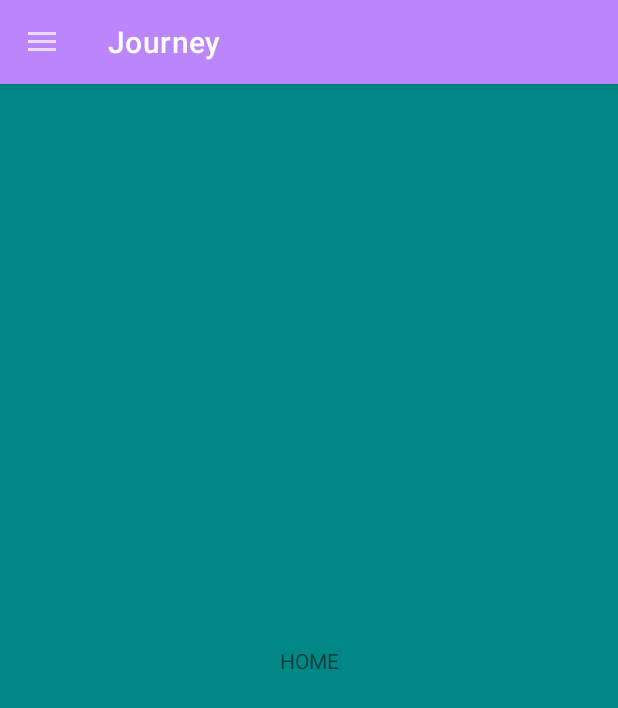
After one commit to iratus7/Journey, an Android app: the fragment HomeFragment placed in its activity, on a phone screen of 412 x 824 dp. The commit adds this screen. Shown: the top 708 px of the screen. Run offline under Robolectric (Android 15) with nearby library versions, the phone set to English and light mode, and no system bars; our stand-ins replace Room's generated code.

Commit message:
ΕΒΑΛΑ ΤΟ DRAWER MENU και το πρωτο FRAGMENT

```diff
--- /dev/null
+++ b/app/src/main/java/com/example/journey/HomeFragment.java
@@ -0,0 +1,18 @@
+package com.example.journey;
+
+import android.os.Bundle;
+import android.view.LayoutInflater;
+import android.view.View;
+import android.view.ViewGroup;
+
+import androidx.annotation.NonNull;
+import androidx.annotation.Nullable;
+import androidx.fragment.app.Fragment;
+
+public class HomeFragment extends Fragment {
+    @Nullable
+    @Override
+    public View onCreateView(@NonNull LayoutInflater inflater, @Nullable ViewGroup container, @Nullable Bundle savedInstanceState) {
+        return inflater.inflate(R.layout.fragment_home,container,false);
+    }
+}
--- a/app/src/main/java/com/example/journey/MainActivity.java
+++ b/app/src/main/java/com/example/journey/MainActivity.java
@@ -1,5 +1,6 @@
 package com.example.journey;
 
+import androidx.annotation.NonNull;
 import androidx.appcompat.app.ActionBarDrawerToggle;
 import androidx.appcompat.app.AppCompatActivity;
 import androidx.appcompat.widget.Toolbar;
@@ -8,8 +9,11 @@ import androidx.drawerlayout.widget.DrawerLayout;
 import androidx.room.Room;
 
 import android.os.Bundle;
+import android.view.MenuItem;
 
-public class MainActivity extends AppCompatActivity {
+import com.google.android.material.navigation.NavigationView;
+
+public class MainActivity extends AppCompatActivity implements NavigationView.OnNavigationItemSelectedListener {
     public static JourneyDatabase journeyDatabase;
     private String DB_NAME = "journeydb";
 
@@ -24,15 +28,52 @@ public class MainActivity extends AppCompatActivity {
         setSupportActionBar(toolbar);
 
         drawer=findViewById(R.id.drawer_layout);
+        NavigationView navigationView = findViewById(R.id.nav_view);
+        navigationView.setNavigationItemSelectedListener(this);
+
         ActionBarDrawerToggle toggle = new ActionBarDrawerToggle(this,drawer,toolbar,R.string.navigation_drawer_open,R.string.navigation_drawer_close);
         drawer.addDrawerListener(toggle);
         toggle.syncState();
+
         //JourneyRepository journeyRepository =new JourneyRepository(getApplicationContext());
         journeyDatabase = Room.databaseBuilder(getApplicationContext(),JourneyDatabase.class,DB_NAME).allowMainThreadQueries().build();
 
         //TravelAgency travelAgency1 = new TravelAgency(2,"hermes","dragoymi");
         //MainActivity.journeyDatabase.journeyDao().insertTravelAgency(travelAgency1);
 
+//        if (savedInstanceState == null) {
+//            getSupportFragmentManager().beginTransaction().replace(R.id.fragment_container, new HomeFragment()).commit();
+//            navigationView.setCheckedItem(R.id.nav_home);
+//        }
+    }
+
+    @Override
+    public boolean onNavigationItemSelected(@NonNull MenuItem item) {
+        switch (item.getItemId()){
+            case R.id.nav_home:
+                getSupportFragmentManager().beginTransaction().replace(R.id.fragment_container, new HomeFragment()).commit();
+                break;
+
+//            case R.id.nav_home:
+//                getSupportFragmentManager().beginTransaction().replace(R.id.fragment_container, new HomeFragment()).commit();
+//                break;
+//
+//            case R.id.nav_home:
+//                getSupportFragmentManager().beginTransaction().replace(R.id.fragment_container, new HomeFragment()).commit();
+//                break;
+//
+//            case R.id.nav_home:
+//                getSupportFragmentManager().beginTransaction().replace(R.id.fragment_container, new HomeFragment()).commit();
+//                break;
+//
+//            case R.id.nav_home:
+//                getSupportFragmentManager().beginTransaction().replace(R.id.fragment_container, new HomeFragment()).commit();
+//                break;
+
+
+        }
+        drawer.closeDrawer(GravityCompat.START);
+        return true;
     }
 
     @Override
--- /dev/null
+++ b/app/src/main/res/layout/fragment_home.xml
@@ -0,0 +1,18 @@
+<?xml version="1.0" encoding="utf-8"?>
+<androidx.constraintlayout.widget.ConstraintLayout xmlns:android="http://schemas.android.com/apk/res/android"
+    xmlns:app="http://schemas.android.com/apk/res-auto"
+    xmlns:tools="http://schemas.android.com/tools"
+    android:layout_width="match_parent"
+    android:layout_height="match_parent"
+    android:background="@color/teal_700">
+
+    <TextView
+        android:id="@+id/textView"
+        android:layout_width="wrap_content"
+        android:layout_height="wrap_content"
+        android:text="HOME"
+        app:layout_constraintBottom_toBottomOf="parent"
+        app:layout_constraintEnd_toEndOf="parent"
+        app:layout_constraintStart_toStartOf="parent"
+        app:layout_constraintTop_toTopOf="parent" />
+</androidx.constraintlayout.widget.ConstraintLayout>
```
